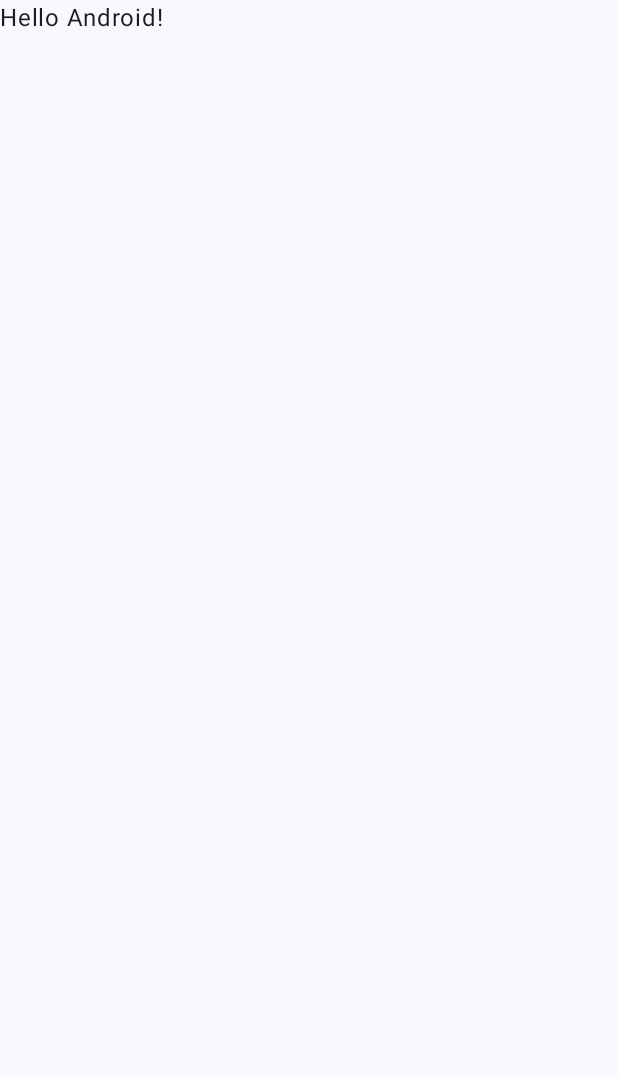
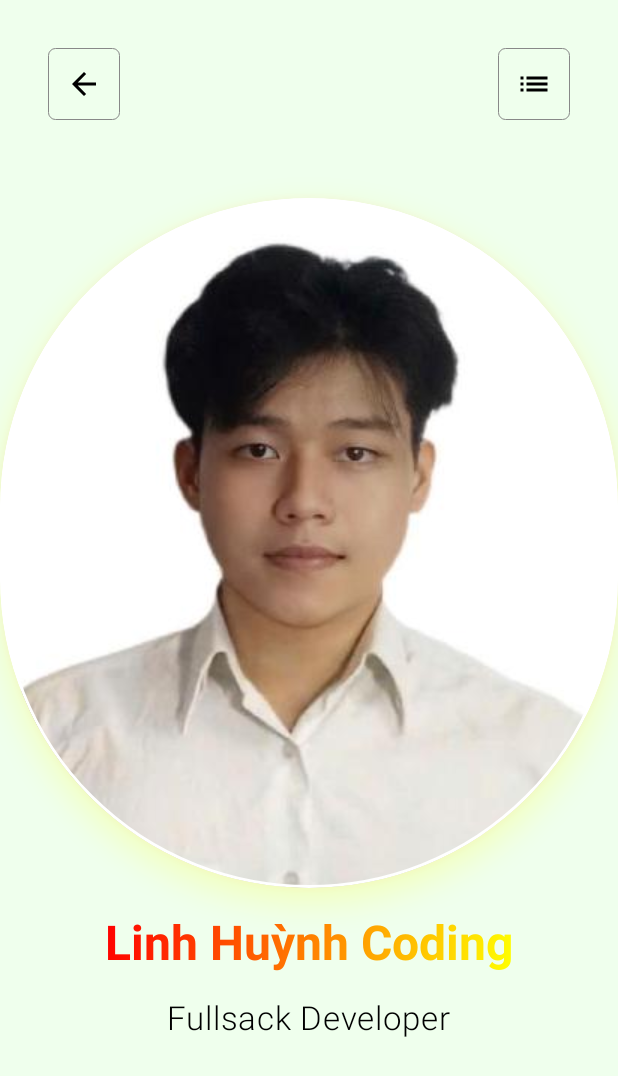
Before and after one commit to linhhuynhcoding/first-kotlin, an Android app built with Jetpack Compose: the screen it shows after launch (MainActivity), on a phone screen of 412 x 824 dp. Before the commit the part shown is almost empty. Shown: the top 1076 px of the screen. Run offline under Robolectric (Android 15) with nearby library versions, the phone set to English and light mode, and no system bars.

Commit message:
exercise. 1: done

```diff
--- a/app/src/main/java/com/example/myapplication/MainActivity.kt
+++ b/app/src/main/java/com/example/myapplication/MainActivity.kt
@@ -4,14 +4,61 @@ import android.os.Bundle
 import androidx.activity.ComponentActivity
 import androidx.activity.compose.setContent
 import androidx.activity.enableEdgeToEdge
+import androidx.compose.animation.core.animateDpAsState
+import androidx.compose.foundation.BorderStroke
+import androidx.compose.foundation.layout.Arrangement
+import androidx.compose.foundation.layout.Box
+import androidx.compose.foundation.layout.Column
+import androidx.compose.foundation.layout.Row
 import androidx.compose.foundation.layout.fillMaxSize
 import androidx.compose.foundation.layout.padding
+import androidx.compose.foundation.lazy.LazyColumn
+import androidx.compose.foundation.lazy.items
+import androidx.compose.material3.ElevatedButton
+import androidx.compose.material3.MaterialTheme
 import androidx.compose.material3.Scaffold
+import androidx.compose.material3.Surface
 import androidx.compose.material3.Text
 import androidx.compose.runtime.Composable
+import androidx.compose.runtime.getValue
+import androidx.compose.runtime.mutableStateOf
+import androidx.compose.runtime.remember
 import androidx.compose.ui.Modifier
+import androidx.compose.ui.graphics.Color
 import androidx.compose.ui.tooling.preview.Preview
+import androidx.compose.ui.unit.dp
 import com.example.myapplication.ui.theme.MyApplicationTheme
+import androidx.compose.ui.res.painterResource
+import androidx.compose.foundation.Image
+import androidx.compose.foundation.background
+import androidx.compose.foundation.border
+import androidx.compose.foundation.layout.size
+import androidx.compose.foundation.magnifier
+import androidx.compose.foundation.shape.CircleShape
+import androidx.compose.foundation.shape.RoundedCornerShape
+import androidx.compose.material.icons.Icons
+import androidx.compose.material.icons.automirrored.filled.ArrowBack
+import androidx.compose.material.icons.automirrored.filled.List
+import androidx.compose.material3.CenterAlignedTopAppBar
+import androidx.compose.material3.ExperimentalMaterial3Api
+import androidx.compose.material3.Icon
+import androidx.compose.material3.IconButton
+import androidx.compose.material3.TopAppBar
+import androidx.compose.ui.Alignment
+import androidx.compose.ui.draw.clip
+import androidx.compose.ui.draw.drawBehind
+import androidx.compose.ui.draw.shadow
+import androidx.compose.ui.geometry.CornerRadius
+import androidx.compose.ui.geometry.Offset
+import androidx.compose.ui.graphics.BlendMode
+import androidx.compose.ui.graphics.Brush
+import androidx.compose.ui.graphics.Paint
+import androidx.compose.ui.graphics.Shape
+import androidx.compose.ui.layout.ContentScale
+import androidx.compose.ui.text.TextStyle
+import androidx.compose.ui.text.font.FontWeight
+import androidx.compose.ui.unit.TextUnit
+import androidx.compose.ui.unit.sp
 
 class MainActivity : ComponentActivity() {
     override fun onCreate(savedInstanceState: Bundle?) {
@@ -19,29 +66,117 @@ class MainActivity : ComponentActivity() {
         enableEdgeToEdge()
         setContent {
             MyApplicationTheme {
-                Scaffold(modifier = Modifier.fillMaxSize()) { innerPadding ->
-                    Greeting(
-                        name = "Android",
-                        modifier = Modifier.padding(innerPadding)
-                    )
-                }
+                MyApp()
             }
         }
     }
 }
 
+@OptIn(ExperimentalMaterial3Api::class)
+@Preview(showBackground = true)
 @Composable
-fun Greeting(name: String, modifier: Modifier = Modifier) {
-    Text(
-        text = "Hello $name!",
-        modifier = modifier
-    )
+fun MyApp() {
+    val names = listOf("Linh", "Jack", "Thiên An", "Sol");
+
+    Scaffold(
+        modifier = Modifier.fillMaxSize(),
+        containerColor = Color(0xFFEFFFED),
+        topBar = {
+
+            Row(
+                modifier = Modifier.fillMaxSize().padding(32.dp),
+                horizontalArrangement = Arrangement.SpaceBetween
+            ) {
+                IconButton(
+                    onClick = {},
+                    modifier = Modifier
+                        .border(
+                            width = 0.5.dp, color = Color.Gray,
+                            shape = RoundedCornerShape(5.dp)
+                        )
+//                        .background(color = Color(0xFFFFFDBD))
+                ) {
+                    Icon(
+                        imageVector = Icons.AutoMirrored.Filled.ArrowBack,
+                        contentDescription = null,
+
+                    )
+                }
+                IconButton(
+                    onClick = {},
+                    modifier = Modifier
+                        .border(
+                            width = 0.5.dp, color = Color.Gray,
+                            shape = RoundedCornerShape(5.dp)
+                        )
+//                        .background(color = Color(0xFFFFFDBD))
+                ) {
+                    Icon(
+                        imageVector = Icons.AutoMirrored.Filled.List,
+                        contentDescription = null,
+                    )
+                }
+            }
+
+        },
+
+        ) { innerPadding ->
+        Profile(modifier = Modifier.padding(innerPadding))
+    }
 }
 
-@Preview(showBackground = true)
 @Composable
-fun GreetingPreview() {
-    MyApplicationTheme {
-        Greeting("Android")
+fun Profile(modifier: Modifier) {
+
+    Column(
+        modifier = Modifier.fillMaxSize(),
+        horizontalAlignment = Alignment.CenterHorizontally,
+        verticalArrangement = Arrangement.spacedBy(
+            18.dp,
+            alignment = Alignment.CenterVertically
+        ),
+    ) {
+        Avatar(modifier = Modifier)
+        Text(
+            text = "Linh Huỳnh Coding",
+            fontSize = 32.sp,
+            fontWeight = FontWeight.Bold,
+            style = TextStyle(
+                brush = Brush.linearGradient(
+                    colors = listOf(Color.Red, Color.Yellow)
+                )
+            )
+        )
+        Text(
+            text = "Fullsack Developer",
+            fontSize = 22.sp,
+            fontWeight = FontWeight.Light
+        )
     }
 }
+
+@Composable
+fun Avatar(modifier: Modifier) {
+    val image = painterResource(R.drawable.myavt)
+
+    Box(
+        modifier = Modifier
+            .shadow(
+                elevation = 12.dp,
+                shape = RoundedCornerShape(percent = 50),
+                spotColor = Color.Yellow,
+                ambientColor = Color.Red
+            )
+            .clip(
+                RoundedCornerShape(percent = 50)
+            )
+            .border(width = 2.dp, color = Color.White, shape = CircleShape)
+
+    ) {
+        Image(
+            painter = image,
+            contentDescription = null,
+            contentScale = ContentScale.Crop
+        )
+    }
+}
```
Also changed, not shown: app/src/main/res/drawable/myavt.jpg (added), 2 other files.
